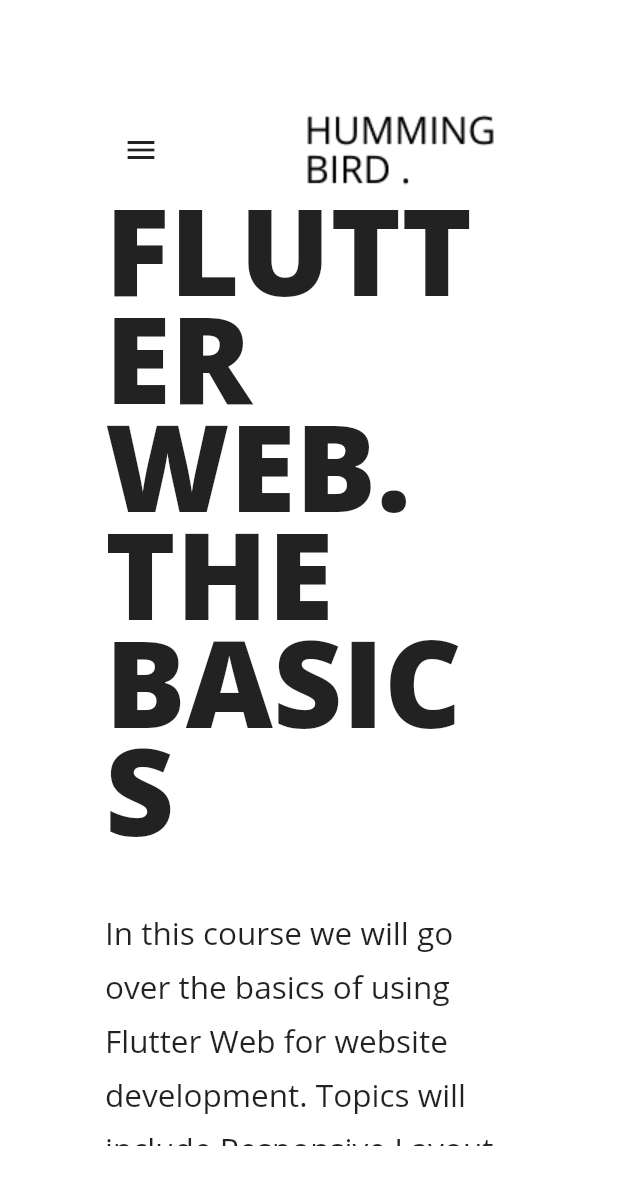
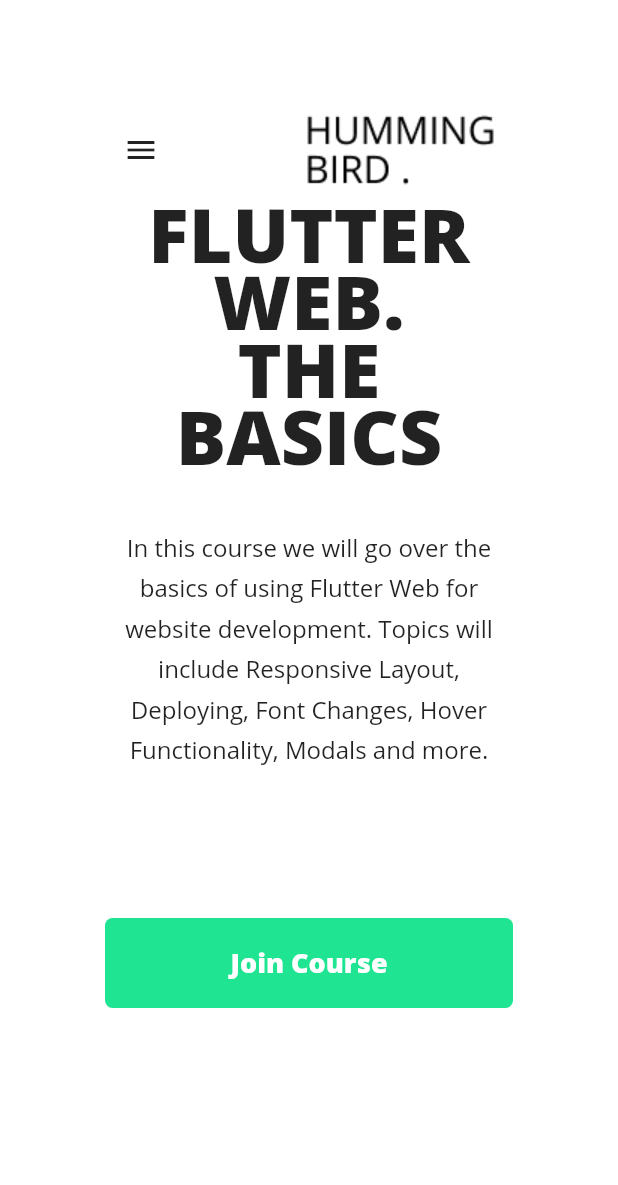
Before and after one commit to bhavikvashi1804/flutter_web_basics, a Flutter app: the screen it shows after launch, on a phone screen of 412 x 824 dp. Shown: the top 1185 px of the screen. Run offline on Flutter 3.47's test engine with Material 2 defaults, Android fonts, the phone set to English and light mode, and no system bars; our stand-ins replace responsive_builder.

Commit message:
Change the font size according to mobile, tablet, desktop

```diff
--- a/lib/widgets/course_details/course_details.dart
+++ b/lib/widgets/course_details/course_details.dart
@@ -1,10 +1,27 @@
 import 'package:flutter/material.dart';
+import 'package:responsive_builder/responsive_builder.dart';
 
 class CourseDetails extends StatelessWidget {
   const CourseDetails({Key key}) : super(key: key);
 
   @override
   Widget build(BuildContext context) {
+    return ResponsiveBuilder(
+      builder: (context, sizingInformation) {
+        var textAlignment =
+            sizingInformation.deviceScreenType == DeviceScreenType.desktop
+                ? TextAlign.left
+                : TextAlign.center;
+        double titleSize =
+            sizingInformation.deviceScreenType == DeviceScreenType.mobile
+                ? 50
+                : 80;
+
+        double descriptionSize =
+            sizingInformation.deviceScreenType == DeviceScreenType.mobile
+                ? 16
+                : 21;
+
         return Container(
           width: 600,
           child: Column(
@@ -14,7 +31,10 @@
               Text(
                 'FLUTTER WEB.\nTHE BASICS',
                 style: TextStyle(
-                fontWeight: FontWeight.w800, height: 0.9, fontSize: 80),
+                    fontWeight: FontWeight.w800,
+                    height: 0.9,
+                    fontSize: titleSize),
+                textAlign: textAlignment,
               ),
               SizedBox(
                 height: 30,
@@ -22,11 +42,15 @@
               Text(
                 'In this course we will go over the basics of using Flutter Web for website development. Topics will include Responsive Layout, Deploying, Font Changes, Hover Functionality, Modals and more.',
                 style: TextStyle(
-                fontSize: 21,
+                  fontSize: descriptionSize,
                   height: 1.7,
-              ))
+                ),
+                textAlign: textAlignment,
+              )
             ],
           ),
         );
+      },
+    );
   }
 }
```
Lines whose indentation alone changed are shown as unchanged.
